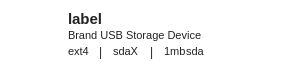
First picture: the form in src/ui/volumeitem.ui, repository bit2pixel/quickformat, before the edit.
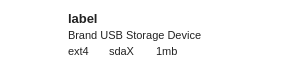
Second picture: the form after the edit. Icons and pictures are not drawn.

Commit message: new notifications widget

The edit to the form file:
```diff
--- a/src/ui/volumeitem.ui
+++ b/src/ui/volumeitem.ui
@@ -140,13 +140,6 @@
           </property>
          </spacer>
         </item>
-        <item>
-         <widget class="QLabel" name="label_2">
-          <property name="text">
-           <string>|</string>
-          </property>
-         </widget>
-        </item>
         <item>
          <spacer name="horizontalSpacer_6">
           <property name="orientation">
@@ -195,13 +188,6 @@
           </property>
          </spacer>
         </item>
-        <item>
-         <widget class="QLabel" name="label_3">
-          <property name="text">
-           <string>|</string>
-          </property>
-         </widget>
-        </item>
         <item>
          <spacer name="horizontalSpacer_4">
           <property name="orientation">
@@ -246,7 +232,7 @@
            <string notr="true"/>
           </property>
           <property name="text">
-           <string notr="true">sda</string>
+           <string notr="true"/>
           </property>
          </widget>
         </item>
@@ -290,11 +276,11 @@
         </property>
        </widget>
       </item>
-      <item row="0" column="1">
+      <item row="0" column="1" colspan="2">
        <widget class="QLabel" name="label">
         <property name="font">
          <font>
-          <pointsize>11</pointsize>
+          <pointsize>10</pointsize>
           <weight>75</weight>
           <bold>true</bold>
          </font>
```
The commit also changes 3 other files.
